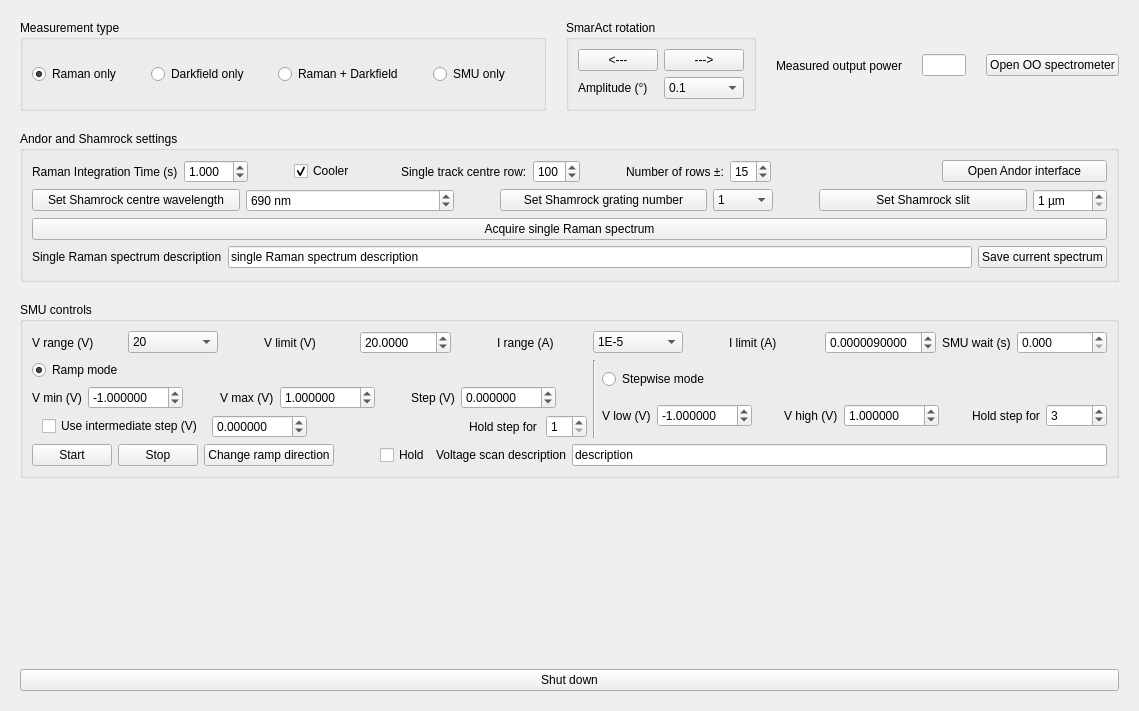
Old version of the form lab3/lab3_interface.ui in the repository nanophotonics/nplab.
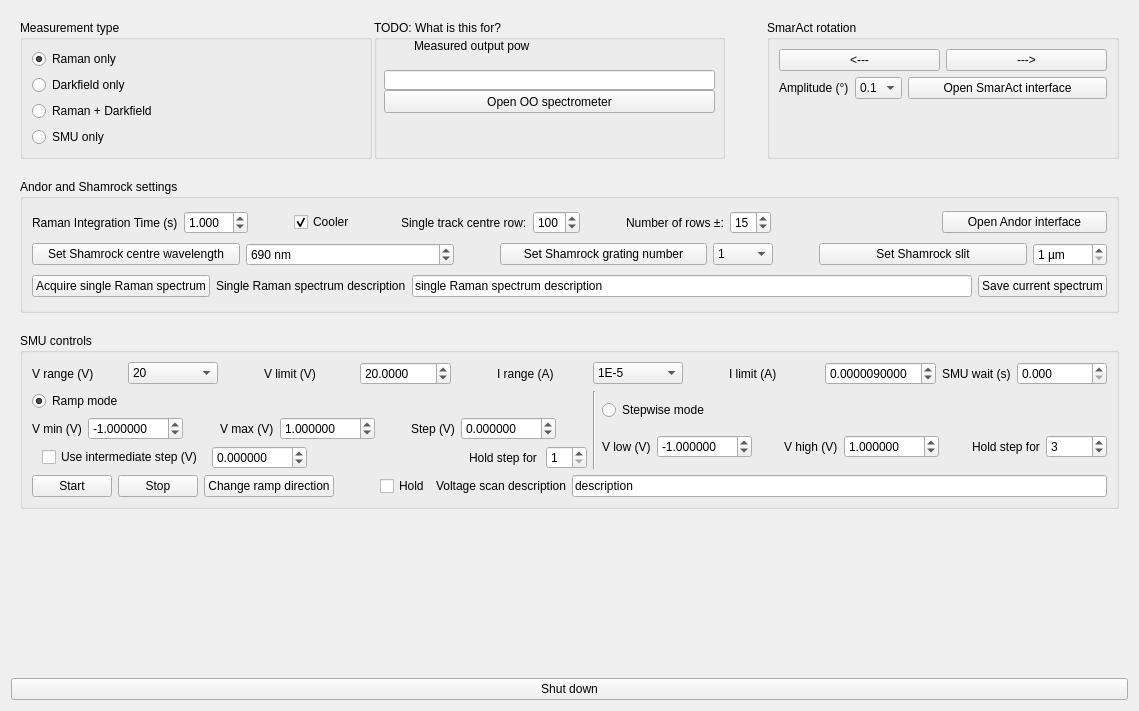
New version of the form.

Commit message: added support for SmarAct and fixed some minor bugs

Patch:
```diff
--- a/lab3/lab3_interface.ui
+++ b/lab3/lab3_interface.ui
@@ -13,17 +13,33 @@
   <property name="windowTitle">
    <string>MainWindow</string>
   </property>
-  <layout class="QVBoxLayout" name="verticalLayout_2">
-   <item>
+  <layout class="QGridLayout" name="gridLayout">
+   <item row="2" column="0">
+    <widget class="QPushButton" name="shutdown_button">
+     <property name="sizePolicy">
+      <sizepolicy hsizetype="Minimum" vsizetype="Maximum">
+       <horstretch>0</horstretch>
+       <verstretch>0</verstretch>
+      </sizepolicy>
+     </property>
+     <property name="text">
+      <string>Shut down</string>
+     </property>
+    </widget>
+   </item>
+   <item row="0" column="0">
     <widget class="QWidget" name="verticalWidget" native="true">
      <layout class="QVBoxLayout" name="verticalLayout">
       <property name="spacing">
        <number>20</number>
       </property>
       <item>
-       <layout class="QVBoxLayout" name="verticalLayout_5">
+       <layout class="QHBoxLayout" name="horizontalLayout_2">
         <item>
          <layout class="QHBoxLayout" name="horizontalLayout_8">
+          <property name="spacing">
+           <number>2</number>
+          </property>
           <item>
            <layout class="QHBoxLayout" name="horizontalLayout_12">
             <item>
@@ -31,8 +47,8 @@
               <property name="title">
                <string>Measurement type</string>
               </property>
-              <layout class="QHBoxLayout" name="horizontalLayout_3">
-               <item>
+              <layout class="QGridLayout" name="gridLayout_2">
+               <item row="1" column="0">
                 <widget class="QRadioButton" name="mode_RamanOnly">
                  <property name="text">
                   <string>Raman only</string>
@@ -42,23 +58,21 @@
                  </property>
                 </widget>
                </item>
-               <item>
-                <spacer name="horizontalSpacer_22">
-                 <property name="orientation">
-                  <enum>Qt::Horizontal</enum>
+               <item row="5" column="0">
+                <widget class="QRadioButton" name="mode_smuOnly">
+                 <property name="text">
+                  <string>SMU only</string>
                  </property>
-                 <property name="sizeType">
-                  <enum>QSizePolicy::Maximum</enum>
+                </widget>
+               </item>
+               <item row="3" column="0">
+                <widget class="QRadioButton" name="mode_RamanAndDarkfield">
+                 <property name="text">
+                  <string>Raman + Darkfield</string>
                  </property>
-                 <property name="sizeHint" stdset="0">
-                  <size>
-                   <width>40</width>
-                   <height>20</height>
-                  </size>
-                 </property>
-                </spacer>
+                </widget>
                </item>
-               <item>
+               <item row="2" column="0">
                 <widget class="QRadioButton" name="mode_DarkfieldOnly">
                  <property name="enabled">
                   <bool>true</bool>
@@ -68,77 +82,92 @@
                  </property>
                 </widget>
                </item>
-               <item>
-                <spacer name="horizontalSpacer_23">
-                 <property name="orientation">
-                  <enum>Qt::Horizontal</enum>
-                 </property>
-                 <property name="sizeType">
-                  <enum>QSizePolicy::Maximum</enum>
-                 </property>
-                 <property name="sizeHint" stdset="0">
-                  <size>
-                   <width>40</width>
-                   <height>20</height>
-                  </size>
-                 </property>
-                </spacer>
-               </item>
-               <item>
-                <widget class="QRadioButton" name="mode_RamanAndDarkfield">
-                 <property name="text">
-                  <string>Raman + Darkfield</string>
-                 </property>
-                </widget>
-               </item>
-               <item>
-                <spacer name="horizontalSpacer_3">
-                 <property name="orientation">
-                  <enum>Qt::Horizontal</enum>
-                 </property>
-                 <property name="sizeType">
-                  <enum>QSizePolicy::Maximum</enum>
-                 </property>
-                 <property name="sizeHint" stdset="0">
-                  <size>
-                   <width>40</width>
-                   <height>20</height>
-                  </size>
-                 </property>
-                </spacer>
-               </item>
-               <item>
-                <widget class="QRadioButton" name="mode_smuOnly">
-                 <property name="text">
-                  <string>SMU only</string>
-                 </property>
-                </widget>
-               </item>
-               <item>
-                <spacer name="horizontalSpacer_21">
-                 <property name="orientation">
-                  <enum>Qt::Horizontal</enum>
-                 </property>
-                 <property name="sizeHint" stdset="0">
-                  <size>
-                   <width>40</width>
-                   <height>20</height>
-                  </size>
-                 </property>
-                </spacer>
-               </item>
               </layout>
              </widget>
             </item>
            </layout>
           </item>
+          <item>
+           <widget class="QGroupBox" name="groupBox_2">
+            <property name="title">
+             <string>TODO: What is this for?</string>
+            </property>
+            <widget class="QLineEdit" name="lineEdit">
+             <property name="geometry">
+              <rect>
+               <x>10</x>
+               <y>50</y>
+               <width>331</width>
+               <height>20</height>
+              </rect>
+             </property>
+             <property name="sizePolicy">
+              <sizepolicy hsizetype="Maximum" vsizetype="Fixed">
+               <horstretch>0</horstretch>
+               <verstretch>0</verstretch>
+              </sizepolicy>
+             </property>
+            </widget>
+            <widget class="QLabel" name="label_15">
+             <property name="geometry">
+              <rect>
+               <x>40</x>
+               <y>0</y>
+               <width>115</width>
+               <height>51</height>
+              </rect>
+             </property>
+             <property name="sizePolicy">
+              <sizepolicy hsizetype="Maximum" vsizetype="Preferred">
+               <horstretch>0</horstretch>
+               <verstretch>0</verstretch>
+              </sizepolicy>
+             </property>
+             <property name="text">
+              <string>Measured output power</string>
+             </property>
+            </widget>
+            <widget class="QPushButton" name="open_OO_spectrometer_button">
+             <property name="geometry">
+              <rect>
+               <x>10</x>
+               <y>70</y>
+               <width>331</width>
+               <height>23</height>
+              </rect>
+             </property>
+             <property name="text">
+              <string>Open OO spectrometer</string>
+             </property>
+            </widget>
+            <zorder>label_15</zorder>
+            <zorder>open_OO_spectrometer_button</zorder>
+            <zorder>lineEdit</zorder>
+           </widget>
+          </item>
+          <item>
+           <spacer name="horizontalSpacer_21">
+            <property name="orientation">
+             <enum>Qt::Horizontal</enum>
+            </property>
+            <property name="sizeType">
+             <enum>QSizePolicy::Maximum</enum>
+            </property>
+            <property name="sizeHint" stdset="0">
+             <size>
+              <width>40</width>
+              <height>20</height>
+             </size>
+            </property>
+           </spacer>
+          </item>
           <item>
            <widget class="QGroupBox" name="groupBox_6">
             <property name="title">
              <string>SmarAct rotation</string>
             </property>
-            <layout class="QVBoxLayout" name="verticalLayout_7">
-             <item>
+            <layout class="QFormLayout" name="formLayout">
+             <item row="0" column="0" colspan="2">
               <layout class="QHBoxLayout" name="horizontalLayout_16">
                <item>
                 <widget class="QPushButton" name="SmarAct_rotate_left_button">
@@ -159,7 +188,7 @@
                </item>
               </layout>
              </item>
-             <item>
+             <item row="1" column="0">
               <layout class="QHBoxLayout" name="horizontalLayout_20">
                <item>
                 <widget class="QLabel" name="label_20">
@@ -212,39 +241,16 @@
                </item>
               </layout>
              </item>
+             <item row="1" column="1">
+              <widget class="QPushButton" name="open_SmarAct_UI_button">
+               <property name="text">
+                <string>Open SmarAct interface</string>
+               </property>
+              </widget>
+             </item>
             </layout>
            </widget>
           </item>
-          <item>
-           <widget class="QLabel" name="label_15">
-            <property name="sizePolicy">
-             <sizepolicy hsizetype="Maximum" vsizetype="Preferred">
-              <horstretch>0</horstretch>
-              <verstretch>0</verstretch>
-             </sizepolicy>
-            </property>
-            <property name="text">
-             <string>Measured output power</string>
-            </property>
-           </widget>
-          </item>
-          <item>
-           <widget class="QLineEdit" name="lineEdit">
-            <property name="sizePolicy">
-             <sizepolicy hsizetype="Maximum" vsizetype="Fixed">
-              <horstretch>0</horstretch>
-              <verstretch>0</verstretch>
-             </sizepolicy>
-            </property>
-           </widget>
-          </item>
-          <item>
-           <widget class="QPushButton" name="open_OO_spectrometer_button">
-            <property name="text">
-             <string>Open OO spectrometer</string>
-            </property>
-           </widget>
-          </item>
          </layout>
         </item>
        </layout>
@@ -555,15 +561,15 @@
            </item>
           </layout>
          </item>
-         <item>
-          <widget class="QPushButton" name="acquire_single_Raman_spectrum_button">
-           <property name="text">
-            <string>Acquire single Raman spectrum</string>
-           </property>
-          </widget>
-         </item>
          <item>
           <layout class="QHBoxLayout" name="horizontalLayout_10">
+           <item>
+            <widget class="QPushButton" name="acquire_single_Raman_spectrum_button">
+             <property name="text">
+              <string>Acquire single Raman spectrum</string>
+             </property>
+            </widget>
+           </item>
            <item>
             <widget class="QLabel" name="label_18">
              <property name="text">
@@ -1335,19 +1341,6 @@
         </item>
        </layout>
       </item>
-      <item>
-       <widget class="QPushButton" name="shutdown_button">
-        <property name="sizePolicy">
-         <sizepolicy hsizetype="Minimum" vsizetype="Maximum">
-          <horstretch>0</horstretch>
-          <verstretch>0</verstretch>
-         </sizepolicy>
-        </property>
-        <property name="text">
-         <string>Shut down</string>
-        </property>
-       </widget>
-      </item>
      </layout>
     </widget>
    </item>
```
Left out of the diff: 10 changed lines with no effect on the pictures. The commit also changes 2 other files.
